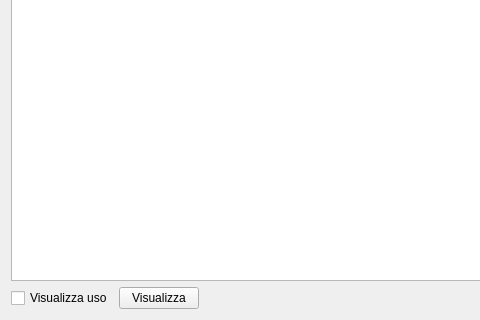
The window that hcomposizionelotto.ui (fblabs/hamlet-mod-sancon) describes before a commit, drawn with Qt 5; both pictures show x 0 to 480 and y 450 to 770 of the 1213 by 770 pixel window.
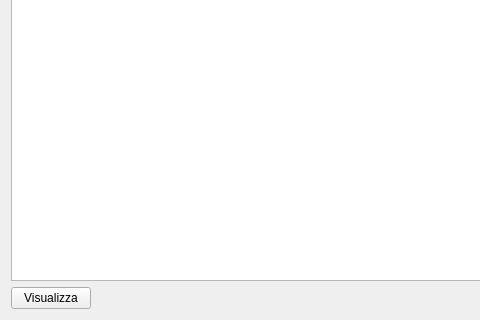
The same window after the commit. Icons and pictures are not drawn.

What changed in the file:
```diff
--- a/hcomposizionelotto.ui
+++ b/hcomposizionelotto.ui
@@ -63,13 +63,6 @@
    </item>
    <item>
     <layout class="QHBoxLayout" name="horizontalLayout">
-     <item>
-      <widget class="QCheckBox" name="checkBox">
-       <property name="text">
-        <string>Visualizza uso</string>
-       </property>
-      </widget>
-     </item>
      <item>
       <widget class="QPushButton" name="pbUse">
        <property name="text">
```
